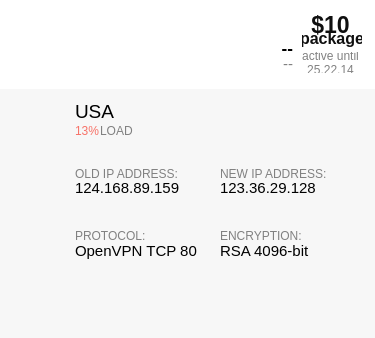
proxysh/Safejumper-for-Desktop, file src/safejumper/connectiondialog.ui: the form before one commit.
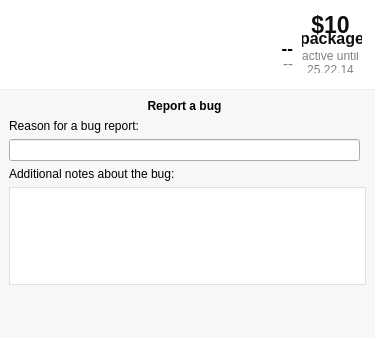
The form after the commit. The open tabs and pages were chosen to show the change. Icons and pictures are not drawn.

Commit message:
Feedback window launched from tray icon menu.
Also added images for "Report" button on error dialog.
Truncate logs to the last 4k of the log file to be relatively quick to send.
Also disable report a bug action until logged in.
Also make the "Report a bug" title bold and add some margin.

```diff
--- a/src/safejumper/connectiondialog.ui
+++ b/src/safejumper/connectiondialog.ui
@@ -398,11 +398,27 @@
    <zorder>L_Amount</zorder>
    <zorder>b_Package</zorder>
   </widget>
+  <widget class="QStackedWidget" name="stackedWidget">
+   <property name="geometry">
+    <rect>
+     <x>0</x>
+     <y>90</y>
+     <width>375</width>
+     <height>251</height>
+    </rect>
+   </property>
+   <property name="lineWidth">
+    <number>0</number>
+   </property>
+   <property name="currentIndex">
+    <number>0</number>
+   </property>
+   <widget class="QWidget" name="connectionPage">
   <widget class="QFrame" name="frameBottom">
    <property name="geometry">
     <rect>
      <x>0</x>
-     <y>89</y>
+       <y>0</y>
      <width>375</width>
      <height>251</height>
     </rect>
@@ -671,6 +687,12 @@
       <height>26</height>
      </rect>
     </property>
+      <property name="sizePolicy">
+       <sizepolicy hsizetype="Fixed" vsizetype="Fixed">
+        <horstretch>0</horstretch>
+        <verstretch>0</verstretch>
+       </sizepolicy>
+      </property>
     <property name="styleSheet">
      <string notr="true">QGraphicsView
 {
@@ -1459,6 +1481,293 @@
    <zorder>b_Row_Encryption</zorder>
   </widget>
  </widget>
+   <widget class="QWidget" name="feedbackPage">
+    <widget class="QFrame" name="feedbackFrame">
+     <property name="geometry">
+      <rect>
+       <x>0</x>
+       <y>0</y>
+       <width>375</width>
+       <height>251</height>
+      </rect>
+     </property>
+     <property name="palette">
+      <palette>
+       <active>
+        <colorrole role="Button">
+         <brush brushstyle="SolidPattern">
+          <color alpha="255">
+           <red>247</red>
+           <green>247</green>
+           <blue>247</blue>
+          </color>
+         </brush>
+        </colorrole>
+        <colorrole role="Light">
+         <brush brushstyle="SolidPattern">
+          <color alpha="255">
+           <red>255</red>
+           <green>0</green>
+           <blue>0</blue>
+          </color>
+         </brush>
+        </colorrole>
+        <colorrole role="Base">
+         <brush brushstyle="SolidPattern">
+          <color alpha="255">
+           <red>247</red>
+           <green>247</green>
+           <blue>247</blue>
+          </color>
+         </brush>
+        </colorrole>
+        <colorrole role="Window">
+         <brush brushstyle="SolidPattern">
+          <color alpha="255">
+           <red>247</red>
+           <green>247</green>
+           <blue>247</blue>
+          </color>
+         </brush>
+        </colorrole>
+       </active>
+       <inactive>
+        <colorrole role="Button">
+         <brush brushstyle="SolidPattern">
+          <color alpha="255">
+           <red>247</red>
+           <green>247</green>
+           <blue>247</blue>
+          </color>
+         </brush>
+        </colorrole>
+        <colorrole role="Light">
+         <brush brushstyle="SolidPattern">
+          <color alpha="255">
+           <red>255</red>
+           <green>0</green>
+           <blue>0</blue>
+          </color>
+         </brush>
+        </colorrole>
+        <colorrole role="Base">
+         <brush brushstyle="SolidPattern">
+          <color alpha="255">
+           <red>247</red>
+           <green>247</green>
+           <blue>247</blue>
+          </color>
+         </brush>
+        </colorrole>
+        <colorrole role="Window">
+         <brush brushstyle="SolidPattern">
+          <color alpha="255">
+           <red>247</red>
+           <green>247</green>
+           <blue>247</blue>
+          </color>
+         </brush>
+        </colorrole>
+       </inactive>
+       <disabled>
+        <colorrole role="Button">
+         <brush brushstyle="SolidPattern">
+          <color alpha="255">
+           <red>247</red>
+           <green>247</green>
+           <blue>247</blue>
+          </color>
+         </brush>
+        </colorrole>
+        <colorrole role="Light">
+         <brush brushstyle="SolidPattern">
+          <color alpha="255">
+           <red>255</red>
+           <green>0</green>
+           <blue>0</blue>
+          </color>
+         </brush>
+        </colorrole>
+        <colorrole role="Base">
+         <brush brushstyle="SolidPattern">
+          <color alpha="255">
+           <red>247</red>
+           <green>247</green>
+           <blue>247</blue>
+          </color>
+         </brush>
+        </colorrole>
+        <colorrole role="Window">
+         <brush brushstyle="SolidPattern">
+          <color alpha="255">
+           <red>247</red>
+           <green>247</green>
+           <blue>247</blue>
+          </color>
+         </brush>
+        </colorrole>
+       </disabled>
+      </palette>
+     </property>
+     <property name="autoFillBackground">
+      <bool>false</bool>
+     </property>
+     <property name="styleSheet">
+      <string notr="true">QFrame
+{
+  background-color: #f7f7f7;
+  border: 0;
+}
+</string>
+     </property>
+     <property name="frameShape">
+      <enum>QFrame::StyledPanel</enum>
+     </property>
+     <property name="frameShadow">
+      <enum>QFrame::Raised</enum>
+     </property>
+     <layout class="QGridLayout" name="gridLayout">
+      <item row="2" column="0">
+       <widget class="QLineEdit" name="titleLineEdit"/>
+      </item>
+      <item row="1" column="0">
+       <widget class="QLabel" name="label">
+        <property name="text">
+         <string>Reason for a bug report:</string>
+        </property>
+       </widget>
+      </item>
+      <item row="3" column="0">
+       <widget class="QLabel" name="label_3">
+        <property name="text">
+         <string>Additional notes about the bug:</string>
+        </property>
+       </widget>
+      </item>
+      <item row="5" column="0" colspan="2">
+       <layout class="QHBoxLayout" name="horizontalLayout">
+        <item>
+         <widget class="QPushButton" name="cancelFeedbackButton">
+          <property name="sizePolicy">
+           <sizepolicy hsizetype="Fixed" vsizetype="Fixed">
+            <horstretch>0</horstretch>
+            <verstretch>0</verstretch>
+           </sizepolicy>
+          </property>
+          <property name="minimumSize">
+           <size>
+            <width>110</width>
+            <height>41</height>
+           </size>
+          </property>
+          <property name="styleSheet">
+           <string notr="true">QPushButton
+{
+  border:0px;
+  color: #ffffff;
+  border-image: url(:/imgs/b-cancel-norm.png);
+}
+QPushButton:hover:!pressed
+{
+  border-image: url(:/imgs/b-cancel-hover.png);
+}
+QPushButton:pressed
+{
+  border-image: url(:/imgs/b-cancel-pressed.png);
+}</string>
+          </property>
+          <property name="text">
+           <string/>
+          </property>
+         </widget>
+        </item>
+        <item>
+         <widget class="QPushButton" name="sendFeedbackButton">
+          <property name="sizePolicy">
+           <sizepolicy hsizetype="Fixed" vsizetype="Fixed">
+            <horstretch>0</horstretch>
+            <verstretch>0</verstretch>
+           </sizepolicy>
+          </property>
+          <property name="minimumSize">
+           <size>
+            <width>110</width>
+            <height>41</height>
+           </size>
+          </property>
+          <property name="font">
+           <font>
+            <family>Helvetica Neue</family>
+            <pointsize>10</pointsize>
+           </font>
+          </property>
+          <property name="cursor">
+           <cursorShape>PointingHandCursor</cursorShape>
+          </property>
+          <property name="focusPolicy">
+           <enum>Qt::NoFocus</enum>
+          </property>
+          <property name="styleSheet">
+           <string notr="true">QPushButton
+{
+  border:0px;
+  color: #ffffff;
+  border-image: url(:/imgs/b-confirmation-norm.png);
+}
+QPushButton:hover:!pressed
+{
+  border-image: url(:/imgs/b-confirmation-hover.png);
+}
+QPushButton:pressed
+{
+  border-image: url(:/imgs/b-confirmation-pressed.png);
+}</string>
+          </property>
+          <property name="text">
+           <string/>
+          </property>
+         </widget>
+        </item>
+       </layout>
+      </item>
+      <item row="4" column="0" colspan="2">
+       <widget class="QTextEdit" name="feedbackTextEdit">
+        <property name="styleSheet">
+         <string notr="true">QTextEdit
+{
+background-color: #ffffff;
+color: #2e2e2e;
+border: 1px solid #e0e0e0;
+}
+
+</string>
+        </property>
+       </widget>
+      </item>
+      <item row="0" column="0">
+       <widget class="QLabel" name="label_2">
+        <property name="font">
+         <font>
+          <weight>75</weight>
+          <bold>true</bold>
+         </font>
+        </property>
+        <property name="text">
+         <string>Report a bug</string>
+        </property>
+        <property name="alignment">
+         <set>Qt::AlignCenter</set>
+        </property>
+        <property name="margin">
+         <number>3</number>
+        </property>
+       </widget>
+      </item>
+     </layout>
+    </widget>
+   </widget>
+  </widget>
+ </widget>
  <resources/>
  <connections>
   <connection>
```
Left out of the diff: 53 changed lines with no effect on the pictures. Lines whose indentation alone changed are shown as unchanged. The commit also changes 20 other files.
